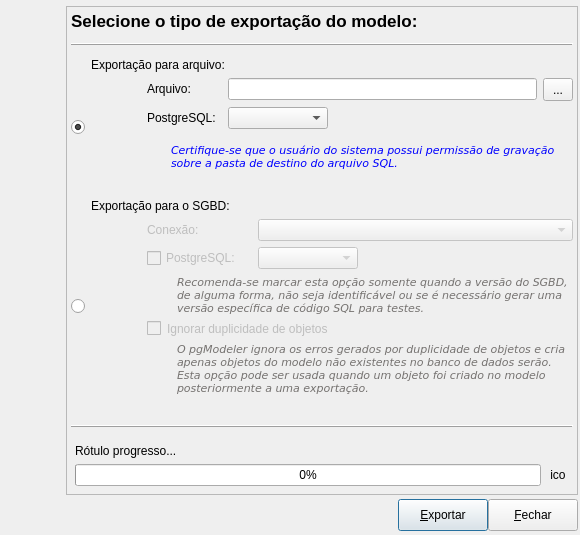
pgmodeler/pgmodeler, file libpgmodeler_ui/ui/formexportacao.ui: the form before one commit.
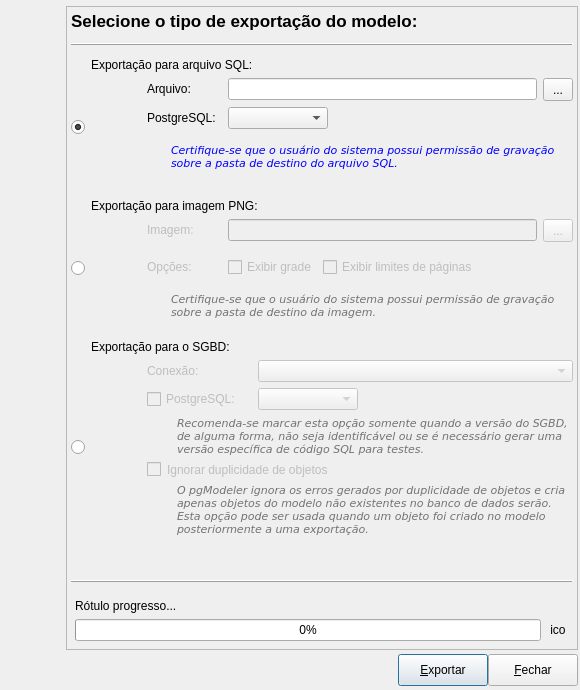
The form after the commit. Icons and pictures are not drawn.

```diff
--- a/libpgmodeler_ui/ui/formexportacao.ui
+++ b/libpgmodeler_ui/ui/formexportacao.ui
@@ -10,7 +10,7 @@
     <x>0</x>
     <y>0</y>
     <width>580</width>
-    <height>535</height>
+    <height>690</height>
    </rect>
   </property>
   <property name="sizePolicy">
@@ -22,13 +22,13 @@
   <property name="minimumSize">
    <size>
     <width>580</width>
-    <height>450</height>
+    <height>600</height>
    </size>
   </property>
   <property name="maximumSize">
    <size>
     <width>580</width>
-    <height>535</height>
+    <height>690</height>
    </size>
   </property>
   <property name="windowTitle">
@@ -231,7 +231,7 @@
      <property name="frameShadow">
       <enum>QFrame::Raised</enum>
      </property>
-     <layout class="QGridLayout" name="gridLayout_3">
+     <layout class="QGridLayout" name="gridLayout_5">
       <property name="margin">
        <number>4</number>
       </property>
@@ -279,7 +279,7 @@
         <item row="0" column="1" colspan="3">
          <widget class="QLabel" name="exportacao_arq_lbl">
           <property name="text">
-           <string>Exportação para arquivo:</string>
+           <string>Exportação para arquivo SQL:</string>
           </property>
          </widget>
         </item>
@@ -541,6 +541,284 @@
        </layout>
       </item>
       <item row="3" column="0">
+       <layout class="QGridLayout" name="gridLayout_3">
+        <property name="bottomMargin">
+         <number>15</number>
+        </property>
+        <item row="0" column="1" colspan="3">
+         <widget class="QLabel" name="exportacao_arq_lbl_2">
+          <property name="text">
+           <string>Exportação para imagem PNG:</string>
+          </property>
+         </widget>
+        </item>
+        <item row="1" column="1" rowspan="4">
+         <widget class="QLabel" name="modelo_png_lbl">
+          <property name="enabled">
+           <bool>false</bool>
+          </property>
+          <property name="sizePolicy">
+           <sizepolicy hsizetype="Fixed" vsizetype="Fixed">
+            <horstretch>0</horstretch>
+            <verstretch>0</verstretch>
+           </sizepolicy>
+          </property>
+          <property name="minimumSize">
+           <size>
+            <width>50</width>
+            <height>100</height>
+           </size>
+          </property>
+          <property name="maximumSize">
+           <size>
+            <width>50</width>
+            <height>100</height>
+           </size>
+          </property>
+          <property name="text">
+           <string/>
+          </property>
+          <property name="pixmap">
+           <pixmap resource="../res/resources.qrc">:/imagens/imagens/model2png.png</pixmap>
+          </property>
+         </widget>
+        </item>
+        <item row="1" column="2">
+         <widget class="QLabel" name="imagem_lbl">
+          <property name="enabled">
+           <bool>false</bool>
+          </property>
+          <property name="sizePolicy">
+           <sizepolicy hsizetype="Fixed" vsizetype="Fixed">
+            <horstretch>0</horstretch>
+            <verstretch>0</verstretch>
+           </sizepolicy>
+          </property>
+          <property name="minimumSize">
+           <size>
+            <width>73</width>
+            <height>0</height>
+           </size>
+          </property>
+          <property name="text">
+           <string>Imagem:</string>
+          </property>
+         </widget>
+        </item>
+        <item row="1" column="3">
+         <layout class="QHBoxLayout" name="horizontalLayout_7">
+          <item>
+           <widget class="QLineEdit" name="imagem_edt">
+            <property name="enabled">
+             <bool>false</bool>
+            </property>
+            <property name="dragEnabled">
+             <bool>false</bool>
+            </property>
+            <property name="readOnly">
+             <bool>true</bool>
+            </property>
+           </widget>
+          </item>
+          <item>
+           <widget class="QToolButton" name="sel_imagem_tb">
+            <property name="enabled">
+             <bool>false</bool>
+            </property>
+            <property name="minimumSize">
+             <size>
+              <width>30</width>
+              <height>23</height>
+             </size>
+            </property>
+            <property name="toolTip">
+             <string>Selecionar arquivo de destino</string>
+            </property>
+            <property name="text">
+             <string>...</string>
+            </property>
+            <property name="icon">
+             <iconset resource="../res/resources.qrc">
+              <normaloff>:/icones/icones/abrir.png</normaloff>:/icones/icones/abrir.png</iconset>
+            </property>
+            <property name="iconSize">
+             <size>
+              <width>16</width>
+              <height>16</height>
+             </size>
+            </property>
+           </widget>
+          </item>
+         </layout>
+        </item>
+        <item row="2" column="2" rowspan="2">
+         <widget class="QLabel" name="opcoes_lbl">
+          <property name="enabled">
+           <bool>false</bool>
+          </property>
+          <property name="sizePolicy">
+           <sizepolicy hsizetype="Fixed" vsizetype="Fixed">
+            <horstretch>0</horstretch>
+            <verstretch>0</verstretch>
+           </sizepolicy>
+          </property>
+          <property name="minimumSize">
+           <size>
+            <width>75</width>
+            <height>0</height>
+           </size>
+          </property>
+          <property name="maximumSize">
+           <size>
+            <width>65</width>
+            <height>16777215</height>
+           </size>
+          </property>
+          <property name="font">
+           <font>
+            <italic>false</italic>
+           </font>
+          </property>
+          <property name="text">
+           <string>Opções:</string>
+          </property>
+         </widget>
+        </item>
+        <item row="2" column="3" rowspan="2">
+         <layout class="QHBoxLayout" name="horizontalLayout_8">
+          <item>
+           <widget class="QCheckBox" name="grade_chk">
+            <property name="enabled">
+             <bool>false</bool>
+            </property>
+            <property name="sizePolicy">
+             <sizepolicy hsizetype="Fixed" vsizetype="Fixed">
+              <horstretch>0</horstretch>
+              <verstretch>0</verstretch>
+             </sizepolicy>
+            </property>
+            <property name="text">
+             <string>Exibir grade</string>
+            </property>
+           </widget>
+          </item>
+          <item>
+           <widget class="QCheckBox" name="lim_paginas_chk">
+            <property name="enabled">
+             <bool>false</bool>
+            </property>
+            <property name="text">
+             <string>Exibir limites de páginas</string>
+            </property>
+           </widget>
+          </item>
+         </layout>
+        </item>
+        <item row="1" column="0" rowspan="4">
+         <widget class="QRadioButton" name="exportacao_png_rb">
+          <property name="sizePolicy">
+           <sizepolicy hsizetype="Fixed" vsizetype="Fixed">
+            <horstretch>0</horstretch>
+            <verstretch>0</verstretch>
+           </sizepolicy>
+          </property>
+          <property name="text">
+           <string/>
+          </property>
+          <property name="checked">
+           <bool>false</bool>
+          </property>
+         </widget>
+        </item>
+        <item row="4" column="2" colspan="2">
+         <layout class="QHBoxLayout" name="horizontalLayout_9">
+          <item>
+           <spacer name="horizontalSpacer_7">
+            <property name="orientation">
+             <enum>Qt::Horizontal</enum>
+            </property>
+            <property name="sizeType">
+             <enum>QSizePolicy::Fixed</enum>
+            </property>
+            <property name="sizeHint" stdset="0">
+             <size>
+              <width>24</width>
+              <height>26</height>
+             </size>
+            </property>
+           </spacer>
+          </item>
+          <item>
+           <widget class="QLabel" name="dica3_lbl">
+            <property name="enabled">
+             <bool>false</bool>
+            </property>
+            <property name="maximumSize">
+             <size>
+              <width>16777215</width>
+              <height>16777215</height>
+             </size>
+            </property>
+            <property name="palette">
+             <palette>
+              <active>
+               <colorrole role="WindowText">
+                <brush brushstyle="SolidPattern">
+                 <color alpha="255">
+                  <red>0</red>
+                  <green>0</green>
+                  <blue>255</blue>
+                 </color>
+                </brush>
+               </colorrole>
+              </active>
+              <inactive>
+               <colorrole role="WindowText">
+                <brush brushstyle="SolidPattern">
+                 <color alpha="255">
+                  <red>0</red>
+                  <green>0</green>
+                  <blue>255</blue>
+                 </color>
+                </brush>
+               </colorrole>
+              </inactive>
+              <disabled>
+               <colorrole role="WindowText">
+                <brush brushstyle="SolidPattern">
+                 <color alpha="255">
+                  <red>117</red>
+                  <green>114</green>
+                  <blue>112</blue>
+                 </color>
+                </brush>
+               </colorrole>
+              </disabled>
+             </palette>
+            </property>
+            <property name="font">
+             <font>
+              <family>DejaVu Sans</family>
+              <pointsize>8</pointsize>
+              <italic>true</italic>
+             </font>
+            </property>
+            <property name="text">
+             <string>Certifique-se que o usuário do sistema possui permissão de gravação sobre a pasta de destino da imagem.</string>
+            </property>
+            <property name="textFormat">
+             <enum>Qt::PlainText</enum>
+            </property>
+            <property name="wordWrap">
+             <bool>true</bool>
+            </property>
+           </widget>
+          </item>
+         </layout>
+        </item>
+       </layout>
+      </item>
+      <item row="4" column="0">
        <layout class="QGridLayout" name="gridLayout">
         <item row="0" column="1" colspan="5">
          <widget class="QLabel" name="exportacao_sgbd_lbl">
@@ -909,36 +1187,23 @@
         </item>
        </layout>
       </item>
-      <item row="4" column="0">
-       <spacer name="verticalSpacer_2">
-        <property name="orientation">
-         <enum>Qt::Vertical</enum>
-        </property>
-        <property name="sizeHint" stdset="0">
-         <size>
-          <width>20</width>
-          <height>40</height>
-         </size>
-        </property>
-       </spacer>
-      </item>
-      <item row="5" column="0">
-       <widget class="QFrame" name="ln2_frm">
-        <property name="minimumSize">
-         <size>
-          <width>0</width>
-          <height>15</height>
-         </size>
-        </property>
-        <property name="frameShape">
-         <enum>QFrame::HLine</enum>
-        </property>
-        <property name="frameShadow">
-         <enum>QFrame::Raised</enum>
-        </property>
-       </widget>
-      </item>
       <item row="6" column="0">
+       <widget class="QFrame" name="ln2_frm">
+        <property name="minimumSize">
+         <size>
+          <width>0</width>
+          <height>15</height>
+         </size>
+        </property>
+        <property name="frameShape">
+         <enum>QFrame::HLine</enum>
+        </property>
+        <property name="frameShadow">
+         <enum>QFrame::Raised</enum>
+        </property>
+       </widget>
+      </item>
+      <item row="7" column="0">
        <layout class="QGridLayout" name="gridLayout_4">
         <property name="margin">
          <number>4</number>
@@ -996,6 +1261,19 @@
         </item>
        </layout>
       </item>
+      <item row="5" column="0">
+       <spacer name="verticalSpacer_2">
+        <property name="orientation">
+         <enum>Qt::Vertical</enum>
+        </property>
+        <property name="sizeHint" stdset="0">
+         <size>
+          <width>20</width>
+          <height>10</height>
+         </size>
+        </property>
+       </spacer>
+      </item>
      </layout>
     </widget>
    </item>
```
Left out of the diff: 184 changed lines with no effect on the pictures.
